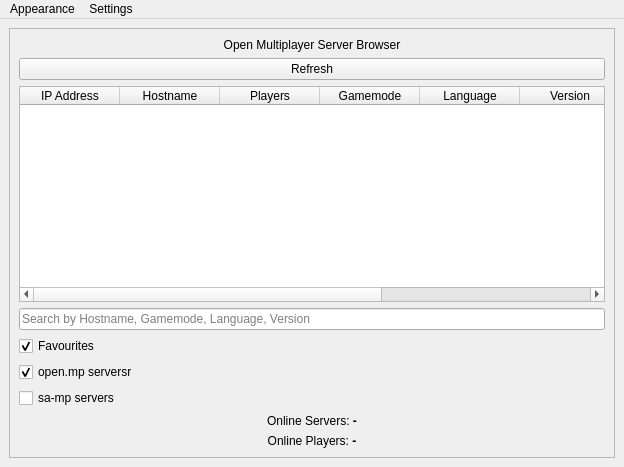
Old version of the form assets/ui/form.ui in the repository dzmtrzz/alt-omp-launcher.
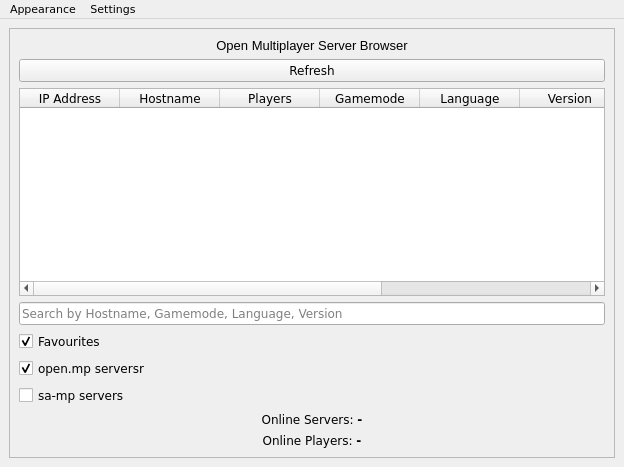
New version of the form. Icons and pictures are not drawn.

Patch:
```diff
--- a/assets/ui/form.ui
+++ b/assets/ui/form.ui
@@ -13,6 +13,11 @@
     <height>467</height>
    </rect>
   </property>
+  <property name="font">
+   <font>
+    <family>Verdana</family>
+   </font>
+  </property>
   <property name="windowTitle">
    <string>MainWindow</string>
   </property>
@@ -39,6 +44,15 @@
        </item>
        <item row="1" column="0">
         <widget class="QLabel" name="label">
+         <property name="font">
+          <font>
+           <family>MS Shell Dlg 2</family>
+           <pointsize>10</pointsize>
+           <weight>50</weight>
+           <italic>false</italic>
+           <bold>false</bold>
+          </font>
+         </property>
          <property name="styleSheet">
           <string notr="true">QLabel {
 	font: 10pt &quot;MS Shell Dlg 2&quot;;
@@ -219,9 +233,15 @@
      <x>0</x>
      <y>0</y>
      <width>624</width>
-     <height>21</height>
+     <height>19</height>
     </rect>
    </property>
+   <property name="font">
+    <font>
+     <family>Verdana</family>
+     <pointsize>8</pointsize>
+    </font>
+   </property>
    <widget class="QMenu" name="menuAppearance">
     <property name="title">
      <string>Appearance</string>
```
Left out of the diff: 16 changed lines with no effect on the pictures.
